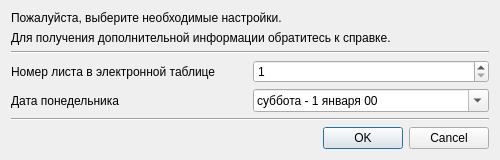
Above: src/interface/forms/import.ui from YoukaiCat/TMIS before the change. Below: the same form after it.
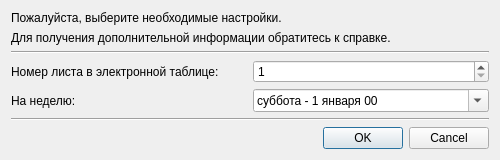
That is the form after the change.

Patch:
```diff
--- a/src/interface/forms/import.ui
+++ b/src/interface/forms/import.ui
@@ -31,14 +31,14 @@
        <item row="1" column="0">
         <widget class="QLabel" name="label_6">
          <property name="text">
-          <string>Номер листа в электронной таблице</string>
+          <string>Номер листа в электронной таблице:</string>
          </property>
         </widget>
        </item>
        <item row="2" column="0">
         <widget class="QLabel" name="label_8">
          <property name="text">
-          <string>Дата понедельника</string>
+          <string>На неделю:</string>
          </property>
         </widget>
        </item>
```
